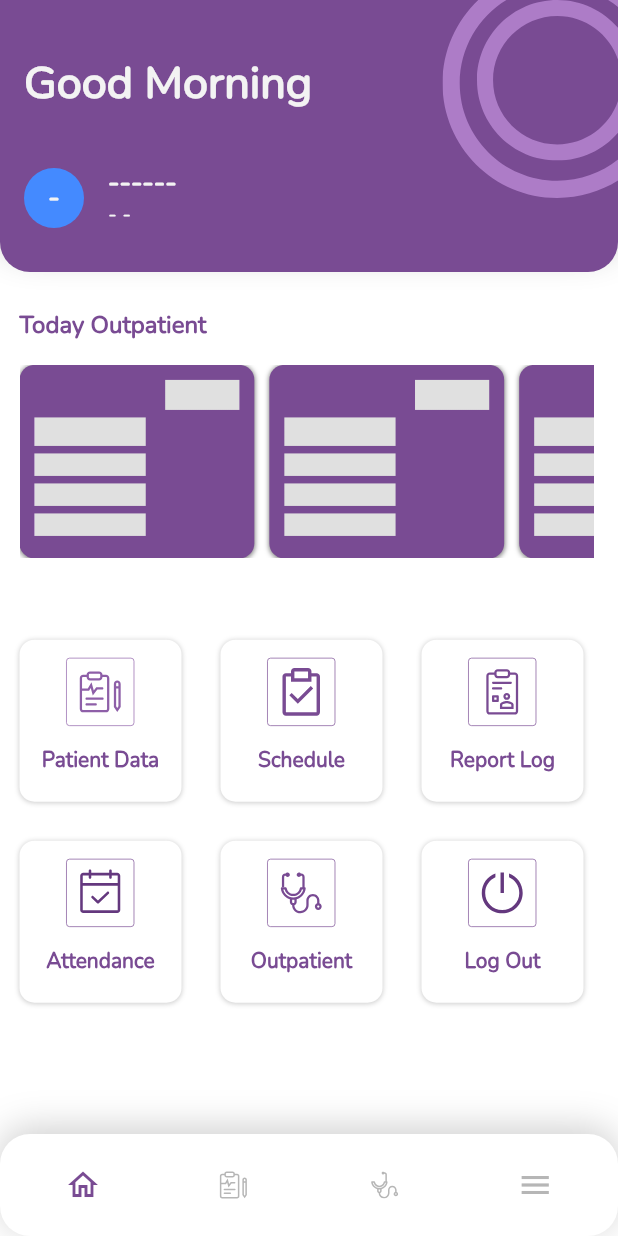
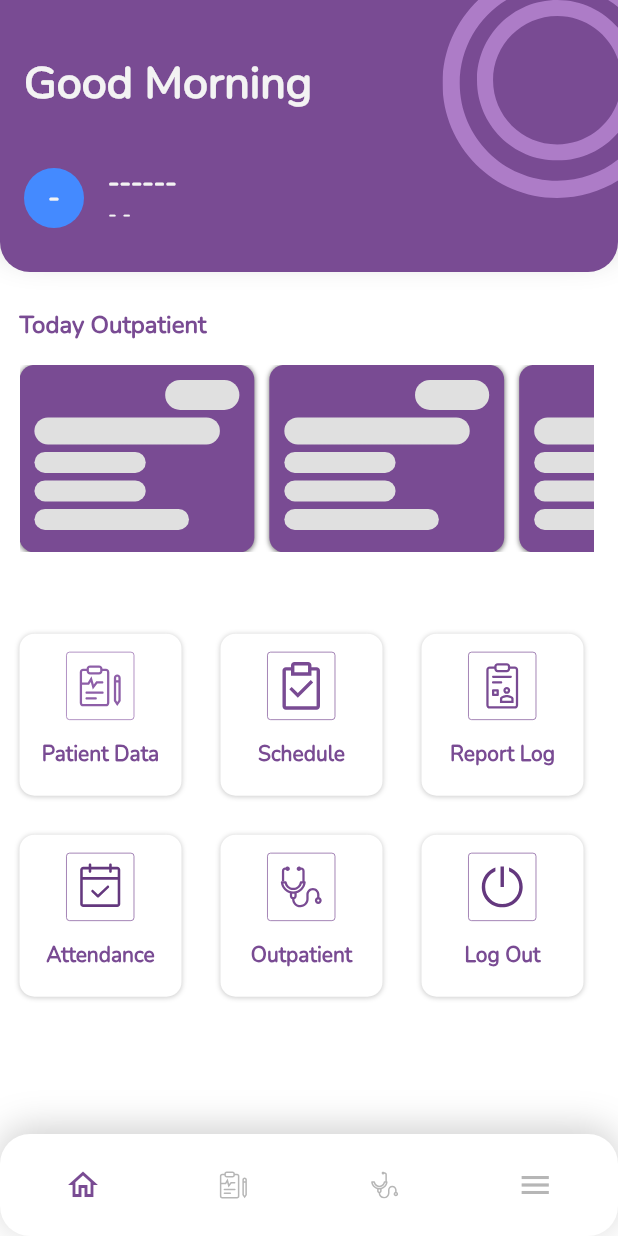
Before and after one commit to altacapstone36/flutter_mobile_app, a Flutter app: the HomeScreen screen opened by its route, on a phone screen of 412 x 824 dp. Run offline on Flutter 3.47's test engine with Material 2 defaults, Android fonts, the light colour scheme and no system bars; drawn by our look-alikes of shimmer; our stand-ins replace dio, flutter_svg, fluttertoast, loading_animation_widget, shared_preferences; accounts and stored records are empty.

Commit message:
add border radius

```diff
--- a/lib/components/item_card_shimmer.dart
+++ b/lib/components/item_card_shimmer.dart
@@ -33,9 +33,12 @@ class ItemCardShimmer extends StatelessWidget {
                   crossAxisAlignment: CrossAxisAlignment.end,
                   children: [
                     Container(
-                        width: size.width * 0.12,
-                        height: 20,
-                        color: Colors.white)
+                      decoration: BoxDecoration(
+                          borderRadius: BorderRadius.circular(10),
+                          color: Colors.white),
+                      width: size.width * 0.12,
+                      height: 20,
+                    ),
                   ],
                 ),
                 const SizedBox(
@@ -44,22 +47,39 @@ class ItemCardShimmer extends StatelessWidget {
                 Padding(
                     padding: const EdgeInsets.only(bottom: 5),
                     child: Container(
-                      height: 19,
-                      width: size.width * 0.18,
-                      color: Colors.white,
+                      height: 18,
+                      width: size.width * 0.3,
+                      decoration: BoxDecoration(
+                          borderRadius: BorderRadius.circular(10),
+                          color: Colors.white),
                     )),
                 Container(
-                    height: 15, width: size.width * 0.18, color: Colors.white),
+                  decoration: BoxDecoration(
+                      borderRadius: BorderRadius.circular(10),
+                      color: Colors.white),
+                  height: 14,
+                  width: size.width * 0.18,
+                ),
                 const SizedBox(
                   height: 5,
                 ),
                 Container(
-                    height: 15, width: size.width * 0.18, color: Colors.white),
+                  decoration: BoxDecoration(
+                      borderRadius: BorderRadius.circular(10),
+                      color: Colors.white),
+                  height: 14,
+                  width: size.width * 0.18,
+                ),
                 const SizedBox(
                   height: 5,
                 ),
                 Container(
-                    height: 15, width: size.width * 0.18, color: Colors.white),
+                  decoration: BoxDecoration(
+                      borderRadius: BorderRadius.circular(10),
+                      color: Colors.white),
+                  height: 14,
+                  width: size.width * 0.25,
+                ),
                 const SizedBox(
                   height: 5,
                 )
```
